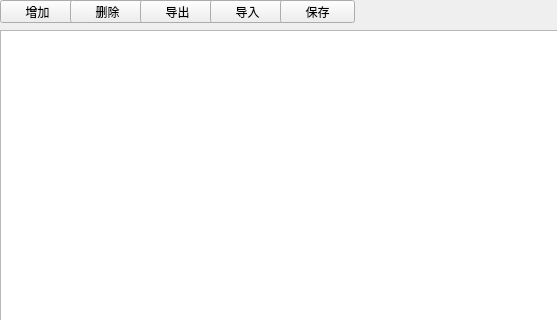
First picture: the form in Step2_3.ui, repository albert2lyu/QualityFunctionDeployment, before the edit; both pictures show x 0 to 557 and y 0 to 320 of the 745 by 419 pixel window.
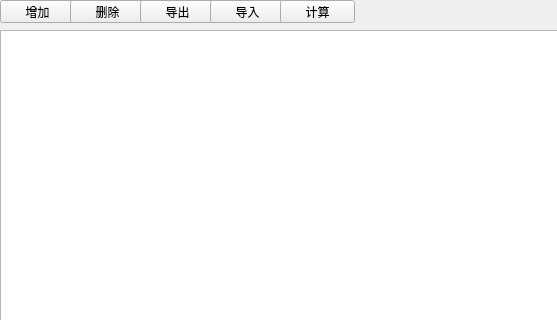
Second picture: the form after the edit.

```diff
--- a/Step2_3.ui
+++ b/Step2_3.ui
@@ -85,7 +85,7 @@
     </rect>
    </property>
    <property name="text">
-    <string>保存</string>
+    <string>计算</string>
    </property>
   </widget>
  </widget>
```
